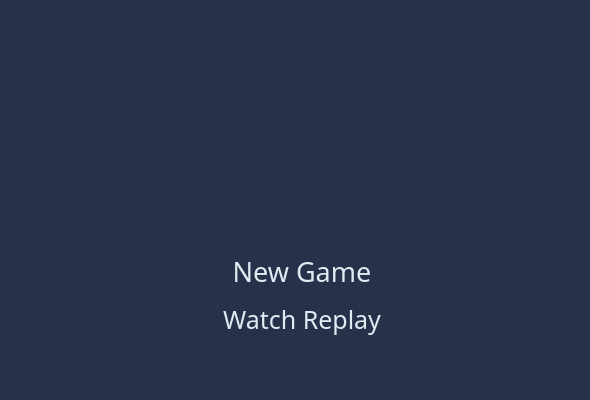
epcm/QtNoGo, file welcomewidget.ui: the form before one commit.
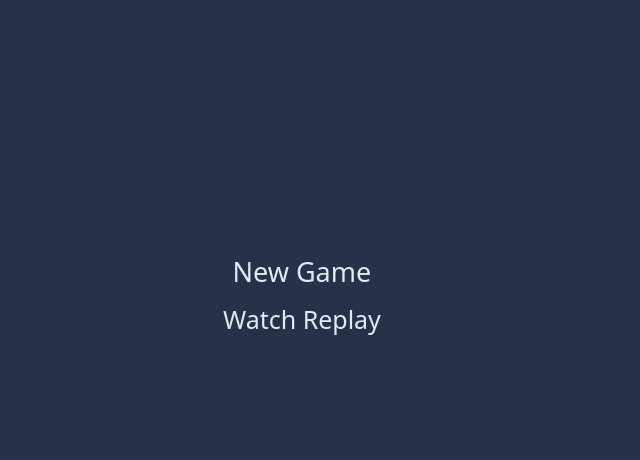
The form after the commit.

Diff of the .ui file:
```diff
--- a/welcomewidget.ui
+++ b/welcomewidget.ui
@@ -6,8 +6,8 @@
    <rect>
     <x>0</x>
     <y>0</y>
-    <width>590</width>
-    <height>400</height>
+    <width>640</width>
+    <height>460</height>
    </rect>
   </property>
   <property name="windowTitle">
```
